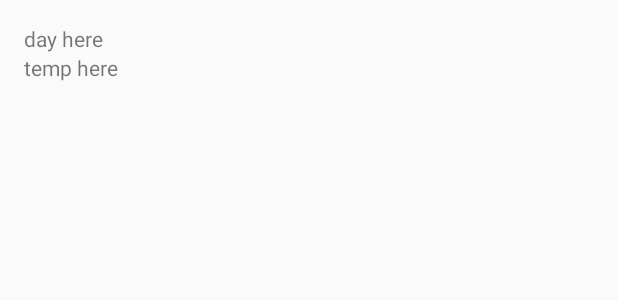
After one commit to azleyRS/CleanWeather, an Android app: the layout activity_detailed_info.xml on its own in the app's theme, with its tools: preview values and no code run, on a phone screen of 412 x 824 dp. The commit adds this screen. Shown: the top 300 px of the screen. Run offline under Robolectric (Android 15) with nearby library versions, the phone set to English and light mode, and no system bars; network calls fail.

Commit message:
Added second activity in MVP

```diff
--- a/app/src/main/AndroidManifest.xml
+++ b/app/src/main/AndroidManifest.xml
@@ -18,6 +18,7 @@
                 <category android:name="android.intent.category.LAUNCHER" />
             </intent-filter>
         </activity>
+        <activity android:name=".presentation.view.activity.detailed.DetailedActivityMVP" />
     </application>
 
 </manifest>
--- a/app/src/main/java/com/example/rus/cleanweather/data/repository/DataProvider.java
+++ b/app/src/main/java/com/example/rus/cleanweather/data/repository/DataProvider.java
@@ -106,4 +106,8 @@ public class DataProvider {
             }
         });*/
     }
+
+    public WeatherDay getWeatherDay(int position) {
+        return WeatherDayMapper.transform(manager.getWeatherDay(position));
+    }
 }
--- a/app/src/main/java/com/example/rus/cleanweather/di/component/AppComponent.java
+++ b/app/src/main/java/com/example/rus/cleanweather/di/component/AppComponent.java
@@ -2,15 +2,18 @@ package com.example.rus.cleanweather.di.component;
 
 import com.example.rus.cleanweather.di.modules.ContextModule;
 import com.example.rus.cleanweather.di.modules.DataProviderModule;
+import com.example.rus.cleanweather.di.modules.DetailedProviderModule;
 import com.example.rus.cleanweather.di.modules.InteractorModule;
 import com.example.rus.cleanweather.di.modules.PresenterModule;
 import com.example.rus.cleanweather.di.scopes.DataProviderScope;
+import com.example.rus.cleanweather.presentation.view.activity.detailed.DetailedActivityMVP;
 import com.example.rus.cleanweather.presentation.view.activity.main.MainActivity;
 import com.example.rus.cleanweather.di.modules.AdapterModule;
 
 import dagger.Component;
 @DataProviderScope
-@Component(modules = {AdapterModule.class, PresenterModule.class, InteractorModule.class, DataProviderModule.class,ContextModule.class})
+@Component(modules = {AdapterModule.class, PresenterModule.class, InteractorModule.class, DataProviderModule.class,ContextModule.class, DetailedProviderModule.class})
 public interface AppComponent {
     void inject(MainActivity mainActivity);
+    void inject(DetailedActivityMVP detailedActivityMVP);
 }
--- a/app/src/main/java/com/example/rus/cleanweather/domain/Interactor/GetWeatherDayListInteractor.java
+++ b/app/src/main/java/com/example/rus/cleanweather/domain/Interactor/GetWeatherDayListInteractor.java
@@ -31,4 +31,8 @@ public class GetWeatherDayListInteractor {
     public Single<Weather5> loadWeather() {
         return dataProvider.loadWeather();
     }
+
+    public WeatherDay getWeatherDay(int position) {
+        return dataProvider.getWeatherDay(position);
+    }
 }
--- /dev/null
+++ b/app/src/main/res/layout/activity_detailed_info.xml
@@ -0,0 +1,49 @@
+<?xml version="1.0" encoding="utf-8"?>
+<LinearLayout xmlns:android="http://schemas.android.com/apk/res/android"
+    android:orientation="vertical" android:layout_width="match_parent"
+    android:layout_height="wrap_content"
+    android:padding="16dp">
+
+    <TextView
+        android:id="@+id/detailed_day"
+        android:layout_width="wrap_content"
+        android:layout_height="wrap_content"
+        android:text="day here"/>
+
+    <TextView
+        android:id="@+id/detailed_temp"
+        android:layout_width="wrap_content"
+        android:layout_height="wrap_content"
+        android:text="temp here" />
+
+    <TextView
+        android:id="@+id/min_max_temp"
+        android:layout_width="wrap_content"
+        android:layout_height="wrap_content" />
+
+    <TextView
+        android:id="@+id/pressure"
+        android:layout_width="wrap_content"
+        android:layout_height="wrap_content" />
+
+    <TextView
+        android:id="@+id/sea_level"
+        android:layout_width="wrap_content"
+        android:layout_height="wrap_content" />
+
+    <TextView
+        android:id="@+id/grnd_lvl"
+        android:layout_width="wrap_content"
+        android:layout_height="wrap_content" />
+
+    <TextView
+        android:id="@+id/humidity"
+        android:layout_width="wrap_content"
+        android:layout_height="wrap_content" />
+
+    <TextView
+        android:id="@+id/temp_kd"
+        android:layout_width="wrap_content"
+        android:layout_height="wrap_content" />
+
+</LinearLayout>
```
Also changed, not shown: app/src/main/java/com/example/rus/cleanweather/di/modules/DetailedProviderModule.java (added, +14 -0 lines), app/src/main/java/com/example/rus/cleanweather/presentation/MyAdapter.java (+14 -1 lines), app/src/main/java/com/example/rus/cleanweather/presentation/presenter/DetailedPresenter.java (added, +51 -0 lines), app/src/main/java/com/example/rus/cleanweather/presentation/view/activity/detailed/DetailedActivityMVP.java (added, +83 -0 lines).
